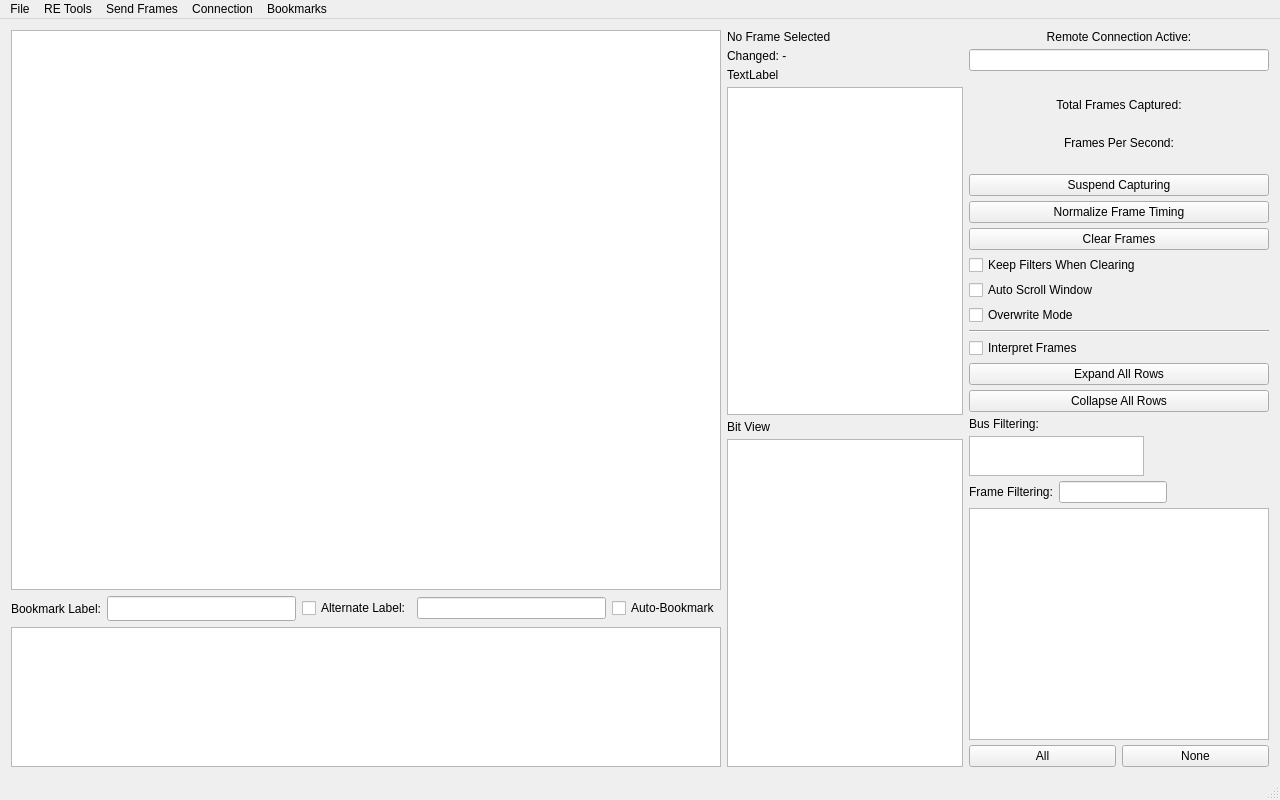
The window that ui/mainwindow.ui (SuperSuave/SavvyCAN) describes before a commit, drawn with Qt 5.
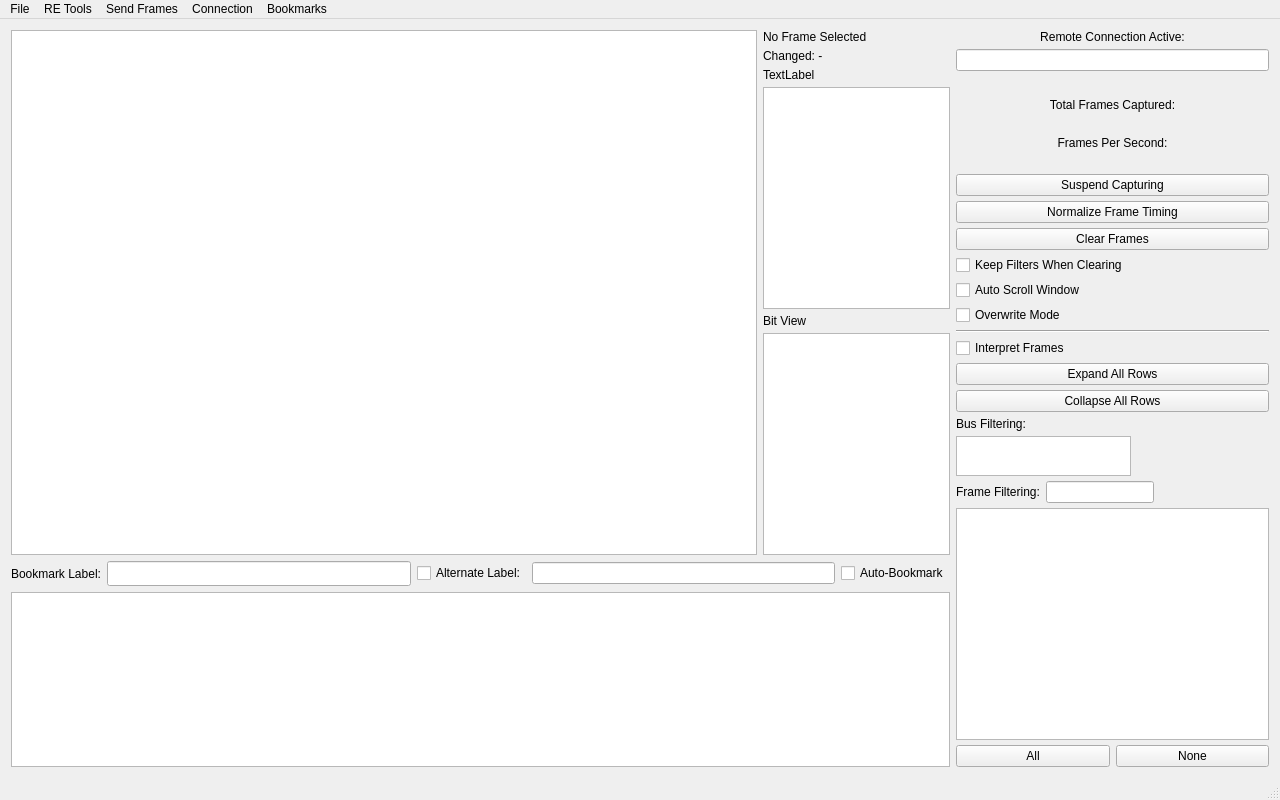
The same window after the commit.

Commit message: Rearranged main window for smaller window use.

What changed in the file:
```diff
--- a/ui/mainwindow.ui
+++ b/ui/mainwindow.ui
@@ -28,12 +28,17 @@
   <widget class="QWidget" name="centralWidget">
    <layout class="QVBoxLayout" name="verticalLayout_2" stretch="0">
     <item>
-     <layout class="QHBoxLayout" name="horizontalLayout_2" stretch="3,1,1">
+     <layout class="QHBoxLayout" name="horizontalLayout_2" stretch="6,2">
       <property name="leftMargin">
        <number>0</number>
       </property>
       <item>
-       <layout class="QVBoxLayout" name="verticalLayout_3" stretch="4,0,1">
+       <layout class="QVBoxLayout" name="verticalLayout_3" stretch="3,0,1">
+        <item>
+         <layout class="QHBoxLayout" name="horizontalLayout_5" stretch="4,1">
+          <property name="topMargin">
+           <number>0</number>
+          </property>
         <item>
          <widget class="QTableView" name="canFramesView">
           <property name="font">
@@ -57,6 +62,55 @@
          </widget>
         </item>
         <item>
+           <layout class="QVBoxLayout" name="layoutInspector" stretch="0,0,0,0,0,0">
+            <property name="spacing">
+             <number>5</number>
+            </property>
+            <property name="topMargin">
+             <number>0</number>
+            </property>
+            <property name="bottomMargin">
+             <number>0</number>
+            </property>
+            <item>
+             <widget class="QLabel" name="lblInspectContext">
+              <property name="text">
+               <string>No Frame Selected</string>
+              </property>
+             </widget>
+            </item>
+            <item>
+             <widget class="QLabel" name="lblInspectChanged">
+              <property name="text">
+               <string>Changed: -</string>
+              </property>
+             </widget>
+            </item>
+            <item>
+             <widget class="QLabel" name="lblInspectNeighborhoodTitle">
+              <property name="text">
+               <string>TextLabel</string>
+              </property>
+             </widget>
+            </item>
+            <item>
+             <widget class="QPlainTextEdit" name="txtInspectNeighborhood"/>
+            </item>
+            <item>
+             <widget class="QLabel" name="lblInspectBitsTitle">
+              <property name="text">
+               <string>Bit View</string>
+              </property>
+             </widget>
+            </item>
+            <item>
+             <widget class="QPlainTextEdit" name="txtInspectBits"/>
+            </item>
+           </layout>
+          </item>
+         </layout>
+        </item>
+        <item>
          <layout class="QHBoxLayout" name="horizontalLayout_4">
           <property name="sizeConstraint">
            <enum>QLayout::SetDefaultConstraint</enum>
@@ -120,53 +174,6 @@
         </item>
        </layout>
       </item>
-      <item>
-       <layout class="QVBoxLayout" name="layoutInspector" stretch="0,0,0,0,0,0">
-        <property name="spacing">
-         <number>5</number>
-        </property>
-        <property name="topMargin">
-         <number>0</number>
-        </property>
-        <property name="bottomMargin">
-         <number>0</number>
-        </property>
-        <item>
-         <widget class="QLabel" name="lblInspectContext">
-          <property name="text">
-           <string>No Frame Selected</string>
-          </property>
-         </widget>
-        </item>
-        <item>
-         <widget class="QLabel" name="lblInspectChanged">
-          <property name="text">
-           <string>Changed: -</string>
-          </property>
-         </widget>
-        </item>
-        <item>
-         <widget class="QLabel" name="lblInspectNeighborhoodTitle">
-          <property name="text">
-           <string>TextLabel</string>
-          </property>
-         </widget>
-        </item>
-        <item>
-         <widget class="QPlainTextEdit" name="txtInspectNeighborhood"/>
-        </item>
-        <item>
-         <widget class="QLabel" name="lblInspectBitsTitle">
-          <property name="text">
-           <string>Bit View</string>
-          </property>
-         </widget>
-        </item>
-        <item>
-         <widget class="QPlainTextEdit" name="txtInspectBits"/>
-        </item>
-       </layout>
-      </item>
       <item>
        <layout class="QVBoxLayout" name="verticalLayout">
         <property name="spacing">
```
Left out of the diff: 3 changed lines with no effect on the pictures. Lines whose indentation alone changed are shown as unchanged.
